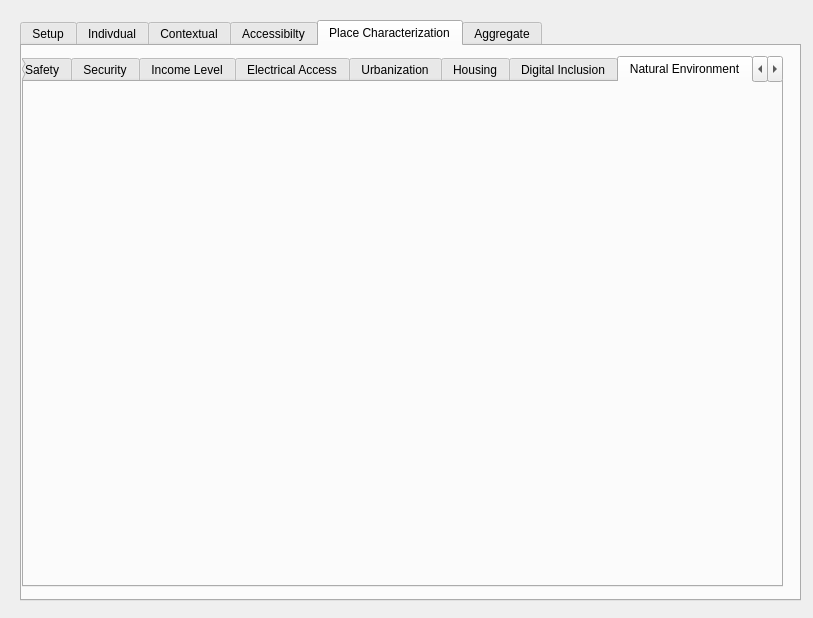
The window that gender_indicator_tool/gender_indicator_tool_dialog_base.ui (worldbank/GEEST) describes before a commit, drawn with Qt 5.
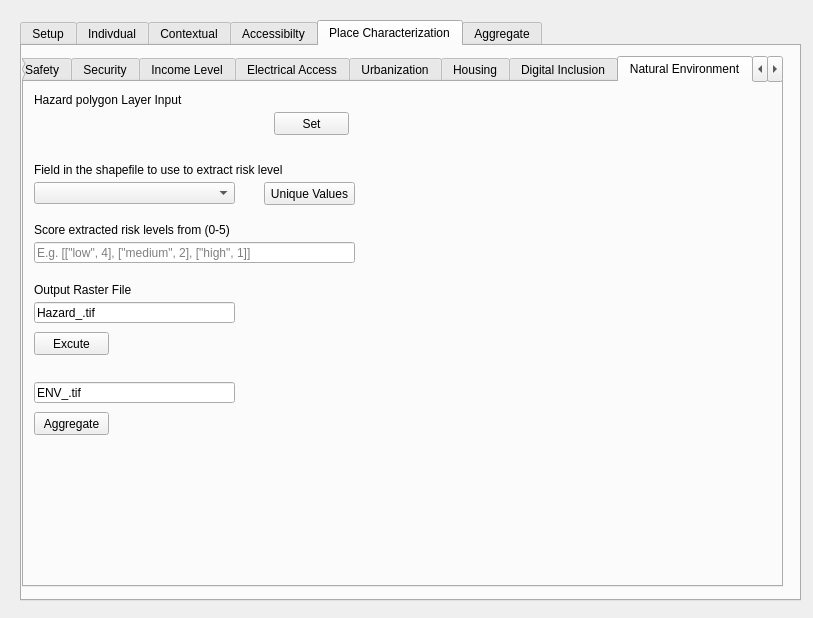
The same window after the commit. The open tabs and pages were chosen to show the change. Custom widgets are drawn as their Qt base class.

Patch:
```diff
--- a/gender_indicator_tool/gender_indicator_tool_dialog_base.ui
+++ b/gender_indicator_tool/gender_indicator_tool_dialog_base.ui
@@ -3420,6 +3420,190 @@
       <attribute name="title">
        <string>Natural Environment</string>
       </attribute>
+      <widget class="QLabel" name="label_127">
+       <property name="geometry">
+        <rect>
+         <x>10</x>
+         <y>200</y>
+         <width>231</width>
+         <height>16</height>
+        </rect>
+       </property>
+       <property name="text">
+        <string>Output Raster File</string>
+       </property>
+      </widget>
+      <widget class="QComboBox" name="ENV_roadTypeField_CB">
+       <property name="geometry">
+        <rect>
+         <x>10</x>
+         <y>100</y>
+         <width>201</width>
+         <height>22</height>
+        </rect>
+       </property>
+      </widget>
+      <widget class="QLabel" name="label_128">
+       <property name="geometry">
+        <rect>
+         <x>10</x>
+         <y>10</y>
+         <width>201</width>
+         <height>16</height>
+        </rect>
+       </property>
+       <property name="text">
+        <string>Hazard polygon Layer Input</string>
+       </property>
+      </widget>
+      <widget class="QLabel" name="label_129">
+       <property name="geometry">
+        <rect>
+         <x>10</x>
+         <y>140</y>
+         <width>251</width>
+         <height>16</height>
+        </rect>
+       </property>
+       <property name="text">
+        <string>Score extracted risk levels from (0-5)</string>
+       </property>
+      </widget>
+      <widget class="QPushButton" name="ENV_Set_PB">
+       <property name="geometry">
+        <rect>
+         <x>250</x>
+         <y>30</y>
+         <width>75</width>
+         <height>23</height>
+        </rect>
+       </property>
+       <property name="text">
+        <string>Set</string>
+       </property>
+      </widget>
+      <widget class="QgsFilterLineEdit" name="ENV_typeScore_Field">
+       <property name="geometry">
+        <rect>
+         <x>10</x>
+         <y>160</y>
+         <width>321</width>
+         <height>21</height>
+        </rect>
+       </property>
+       <property name="inputMask">
+        <string/>
+       </property>
+       <property name="text">
+        <string/>
+       </property>
+       <property name="placeholderText">
+        <string>E.g. [[&quot;low&quot;, 4], [&quot;medium&quot;, 2], [&quot;high&quot;, 1]]</string>
+       </property>
+       <property name="qgisRelation" stdset="0">
+        <string notr="true"/>
+       </property>
+      </widget>
+      <widget class="QgsFilterLineEdit" name="ENV_Output_Field">
+       <property name="geometry">
+        <rect>
+         <x>10</x>
+         <y>220</y>
+         <width>201</width>
+         <height>21</height>
+        </rect>
+       </property>
+       <property name="text">
+        <string>Hazard_.tif</string>
+       </property>
+       <property name="qgisRelation" stdset="0">
+        <string notr="true"/>
+       </property>
+      </widget>
+      <widget class="QPushButton" name="ENV_unique_PB">
+       <property name="geometry">
+        <rect>
+         <x>240</x>
+         <y>100</y>
+         <width>91</width>
+         <height>23</height>
+        </rect>
+       </property>
+       <property name="text">
+        <string>Unique Values</string>
+       </property>
+      </widget>
+      <widget class="QPushButton" name="ENV_Execute_PB">
+       <property name="geometry">
+        <rect>
+         <x>10</x>
+         <y>250</y>
+         <width>75</width>
+         <height>23</height>
+        </rect>
+       </property>
+       <property name="text">
+        <string>Excute</string>
+       </property>
+      </widget>
+      <widget class="QLabel" name="label_130">
+       <property name="geometry">
+        <rect>
+         <x>10</x>
+         <y>80</y>
+         <width>251</width>
+         <height>16</height>
+        </rect>
+       </property>
+       <property name="text">
+        <string>Field in the shapefile to use to extract risk level</string>
+       </property>
+      </widget>
+      <widget class="QgsFileWidget" name="ENV_Input_Field">
+       <property name="geometry">
+        <rect>
+         <x>10</x>
+         <y>30</y>
+         <width>231</width>
+         <height>31</height>
+        </rect>
+       </property>
+      </widget>
+      <widget class="QPushButton" name="ENV_Aggregate_PB">
+       <property name="geometry">
+        <rect>
+         <x>10</x>
+         <y>330</y>
+         <width>75</width>
+         <height>23</height>
+        </rect>
+       </property>
+       <property name="toolTip">
+        <string>&lt;html&gt;&lt;head/&gt;&lt;body&gt;&lt;p&gt;&lt;span style=&quot; font-weight:600;&quot;&gt;Geoprocessiong Execution&lt;/span&gt;&lt;/p&gt;&lt;/body&gt;&lt;/html&gt;</string>
+       </property>
+       <property name="text">
+        <string>Aggregate</string>
+       </property>
+      </widget>
+      <widget class="QgsFilterLineEdit" name="ENV_AGGOutput_Field">
+       <property name="geometry">
+        <rect>
+         <x>10</x>
+         <y>300</y>
+         <width>201</width>
+         <height>21</height>
+        </rect>
+       </property>
+       <property name="toolTip">
+        <string>&lt;html&gt;&lt;head/&gt;&lt;body&gt;&lt;p&gt;&lt;span style=&quot; font-weight:600;&quot;&gt;Standardized Raster Output&lt;/span&gt;&lt;/p&gt;&lt;/body&gt;&lt;/html&gt;</string>
+       </property>
+       <property name="text">
+        <string>ENV_.tif</string>
+       </property>
+       <property name="qgisRelation" stdset="0">
+        <string notr="true"/>
+       </property>
+      </widget>
      </widget>
      <widget class="QWidget" name="tab_30">
       <attribute name="title">
```
Left out of the diff: 474 changed lines with no effect on the pictures.
